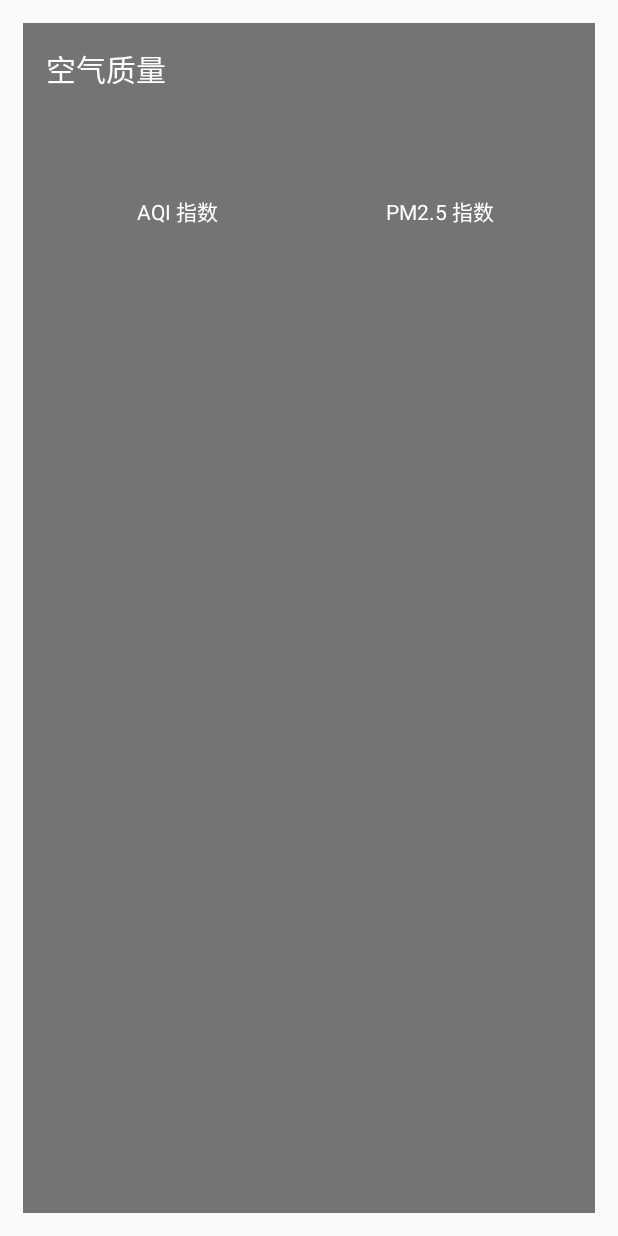
After one commit to lvfeimeng/coolweather, an Android app: the layout aqi.xml on its own in the app's theme, with its tools: preview values and no code run, on a phone screen of 412 x 824 dp. The commit adds this screen. Run offline under Robolectric (Android 15) with nearby library versions, the phone set to English and light mode, and no system bars.

```diff
--- a/app/build.gradle
+++ b/app/build.gradle
@@ -26,7 +26,6 @@ dependencies {
     })
 
     compile 'com.android.support:appcompat-v7:25.2.0'
-    compile 'com.android.support.constraint:constraint-layout:1.0.0-alpha8'
     compile 'org.litepal.android:core:1.3.2'
     compile 'com.squareup.okhttp3:okhttp:3.4.1'
     compile 'com.google.code.gson:gson:2.7'
--- a/app/src/main/AndroidManifest.xml
+++ b/app/src/main/AndroidManifest.xml
@@ -19,6 +19,7 @@
                 <category android:name="android.intent.category.LAUNCHER" />
             </intent-filter>
         </activity>
+        <activity android:name=".WeatherActivity"></activity>
     </application>
 
 </manifest>
--- /dev/null
+++ b/app/src/main/res/layout/aqi.xml
@@ -0,0 +1,79 @@
+<?xml version="1.0" encoding="utf-8"?>
+<LinearLayout xmlns:android="http://schemas.android.com/apk/res/android"
+    android:layout_width="match_parent"
+    android:layout_height="match_parent"
+    android:layout_margin="15dp"
+    android:background="#8000"
+    android:orientation="vertical">
+
+    <TextView
+        android:layout_width="wrap_content"
+        android:layout_height="wrap_content"
+        android:layout_marginLeft="15dp"
+        android:layout_marginTop="15dp"
+        android:text="空气质量"
+        android:textColor="#fff"
+        android:textSize="20sp" />
+
+    <LinearLayout
+        android:layout_width="match_parent"
+        android:layout_height="wrap_content"
+        android:layout_margin="15dp">
+
+        <RelativeLayout
+            android:layout_width="0dp"
+            android:layout_height="match_parent"
+            android:layout_weight="1">
+
+            <LinearLayout
+                android:layout_width="match_parent"
+                android:layout_height="wrap_content"
+                android:layout_centerInParent="true"
+                android:orientation="vertical">
+
+                <TextView
+                    android:id="@+id/aqi_text"
+                    android:layout_width="wrap_content"
+                    android:layout_height="wrap_content"
+                    android:layout_gravity="center"
+                    android:textColor="#fff"
+                    android:textSize="40sp" />
+
+                <TextView
+                    android:layout_width="wrap_content"
+                    android:layout_height="wrap_content"
+                    android:layout_gravity="center"
+                    android:text="AQI 指数"
+                    android:textColor="#fff" />
+            </LinearLayout>
+        </RelativeLayout>
+
+        <RelativeLayout
+            android:layout_width="0dp"
+            android:layout_height="match_parent"
+            android:layout_weight="1">
+            <LinearLayout
+                android:layout_width="match_parent"
+                android:layout_height="wrap_content"
+                android:layout_centerInParent="true"
+                android:orientation="vertical">
+
+                <TextView
+                    android:id="@+id/pm25_text"
+                    android:layout_width="wrap_content"
+                    android:layout_height="wrap_content"
+                    android:layout_gravity="center"
+                    android:textColor="#fff"
+                    android:textSize="40sp" />
+
+                <TextView
+                    android:layout_width="wrap_content"
+                    android:layout_height="wrap_content"
+                    android:layout_gravity="center"
+                    android:text="PM2.5 指数"
+                    android:textColor="#fff" />
+            </LinearLayout>
+        </RelativeLayout>
+    </LinearLayout>
+
+</LinearLayout>
```
Also changed, not shown: app/src/main/java/com/almn/coolweather/ChooseAreaFragment.java (+16 -1 lines), app/src/main/java/com/almn/coolweather/MainActivity.java (+7 -0 lines), app/src/main/java/com/almn/coolweather/WeatherActivity.java (added, +239 -0 lines), app/src/main/java/com/almn/coolweather/gson/AQI.java (added, +15 -0 lines), app/src/main/java/com/almn/coolweather/gson/Basic.java (added, +23 -0 lines), app/src/main/java/com/almn/coolweather/gson/Forecast.java (added, +28 -0 lines), app/src/main/java/com/almn/coolweather/gson/Now.java (added, +20 -0 lines), app/src/main/java/com/almn/coolweather/gson/Suggestion.java (added, +34 -0 lines), app/src/main/java/com/almn/coolweather/gson/Weather.java (added, +26 -0 lines), app/src/main/java/com/almn/coolweather/util/Utility.java (+17 -0 lines), app/src/main/res/layout/activity_weather.xml (added, +58 -0 lines), app/src/main/res/layout/forecast.xml (added, +24 -0 lines), app/src/main/res/layout/forecast_item.xml (added, +41 -0 lines), app/src/main/res/layout/now.xml (added, +24 -0 lines), 2 more files.
